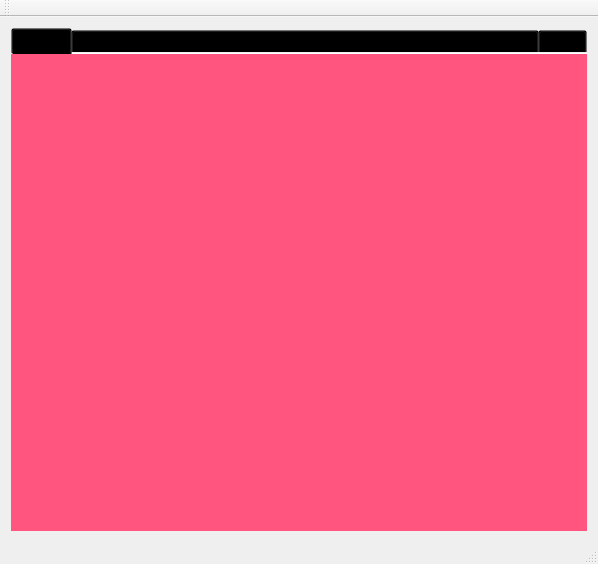
First picture: the form in tabwidget_demo/mainwindow.ui, repository ciyeer/QTabWidget, before the edit.
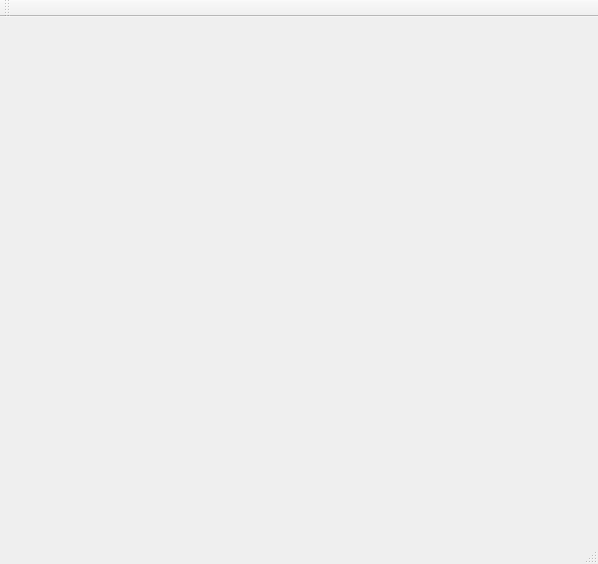
Second picture: the form after the edit. Custom widgets are drawn as their Qt base class.

Diff of the .ui file:
```diff
--- a/tabwidget_demo/mainwindow.ui
+++ b/tabwidget_demo/mainwindow.ui
@@ -38,27 +38,6 @@
       <property name="tabBarAutoHide">
        <bool>false</bool>
       </property>
-      <widget class="QWidget" name="tab1">
-       <property name="styleSheet">
-        <string notr="true">background-color: rgb(255, 85, 127);</string>
-       </property>
-       <attribute name="title">
-        <string>项目一</string>
-       </attribute>
-      </widget>
-      <widget class="QWidget" name="tab2">
-       <property name="styleSheet">
-        <string notr="true">background-color: rgb(0, 0, 0);</string>
-       </property>
-       <attribute name="title">
-        <string>项目二项目二项目二项目二项目二项目二项目二项目二项目二项目二项目二项目二项目二项目二项目二项目二项目二项目二项目二项目二项目二项目二项目二项目二项目二项目二项目二项目二项目二项目二项目二项目二</string>
-       </attribute>
-      </widget>
-      <widget class="QWidget" name="tab">
-       <attribute name="title">
-        <string>Page</string>
-       </attribute>
-      </widget>
      </widget>
     </item>
    </layout>
```
Left out of the diff: 2 changed lines with no effect on the pictures.
